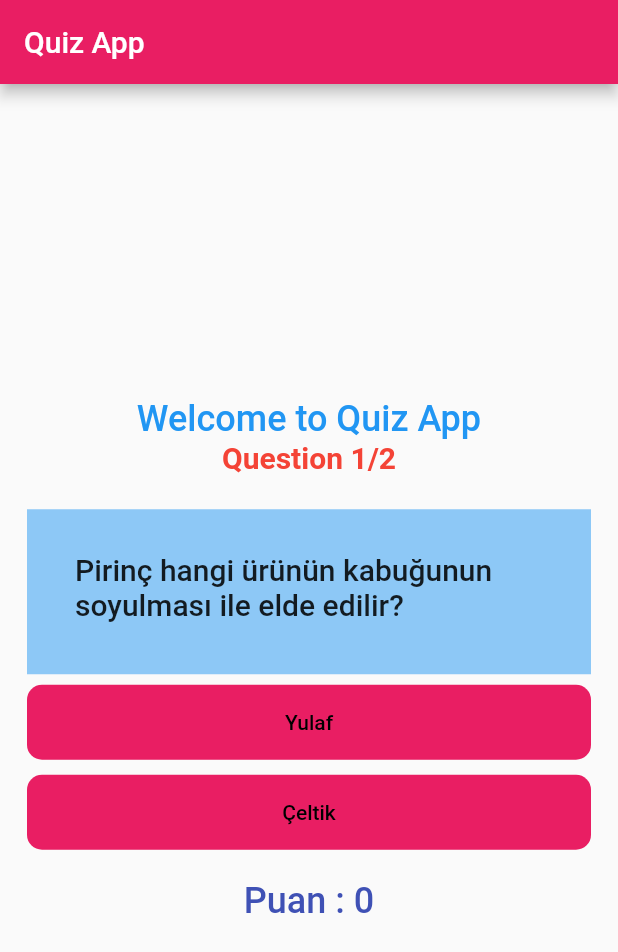
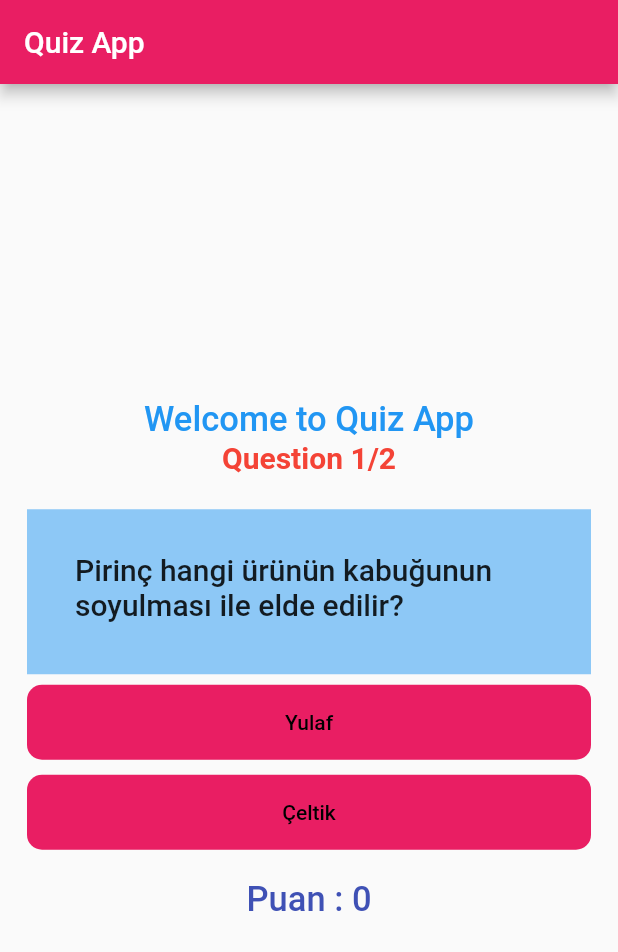
Before and after one commit to emircancavusoglu/quizApp, a Flutter app: the screen it shows after launch, on a phone screen of 412 x 824 dp. Shown: the top 952 px of the screen. Run offline on Flutter 3.47's test engine with Material 2 defaults, Android fonts, the phone set to English and light mode, and no system bars.

Commit message:
add theme

```diff
--- a/lib/constants/strings.dart
+++ b/lib/constants/strings.dart
@@ -1,5 +1,6 @@
 class Strings {
   static const congratulations = "Congratulations !";
   static const returnHome = "Return to the home screen";
-
+  static const welcome = "Welcome to Quiz App";
+  static const point = "Point";
 }
--- a/lib/endScreen.dart
+++ b/lib/endScreen.dart
@@ -20,6 +20,7 @@ class EndScreen extends StatelessWidget {
               Navigator.of(context).pop();
             },child: Text(Strings.returnHome,style: theme.textTheme.headlineMedium?.copyWith(
               fontWeight: FontWeight.w400,
+              fontSize: 23,
               color: Colors.pink,
             )
             ),
--- a/lib/quiz.dart
+++ b/lib/quiz.dart
@@ -1,5 +1,6 @@
 import 'package:flutter/cupertino.dart';
 import 'package:flutter/material.dart';
+import 'package:quizApp/constants/strings.dart';
 import 'question_model.dart';
 import 'endScreen.dart';
 
@@ -28,14 +29,19 @@ class _QuizState extends State<Quiz> {
 
   @override
   Widget build(BuildContext context) {
+    final theme = Theme.of(context);
     return Center(
       child: Container(
         margin: const EdgeInsets.symmetric(horizontal: 18, vertical: 180),
         child: SingleChildScrollView(
           child: Column(
             children: [
-              const Text("Welcome to Quiz App",
-                style: TextStyle(fontSize: 24,color: Colors.blue,fontWeight: FontWeight.w500),
+              Text(Strings.welcome,
+                style: theme.textTheme.headlineMedium?.copyWith(
+                  color: Colors.blue,
+                  fontSize: 23,
+                  fontWeight: FontWeight.w500,
+                ),
               ),
               questionWidget(),
               const SizedBox(height: 10,),
@@ -44,8 +50,12 @@ class _QuizState extends State<Quiz> {
               ValueListenableBuilder<int>(
                 valueListenable: point,
                 builder: (context, _point, _) {
-                  return Text("Puan : $_point",style: const TextStyle(
-                      fontSize: 24,fontWeight: FontWeight.w500,color: Colors.indigo),);
+                  return Text("Puan : $_point",style: theme.textTheme.headlineMedium?.copyWith(
+                    color: Colors.indigo,
+                    fontSize: 23,
+                    fontWeight: FontWeight.w500,
+                  ),
+                  );
                 }
               ),
             ],
```
